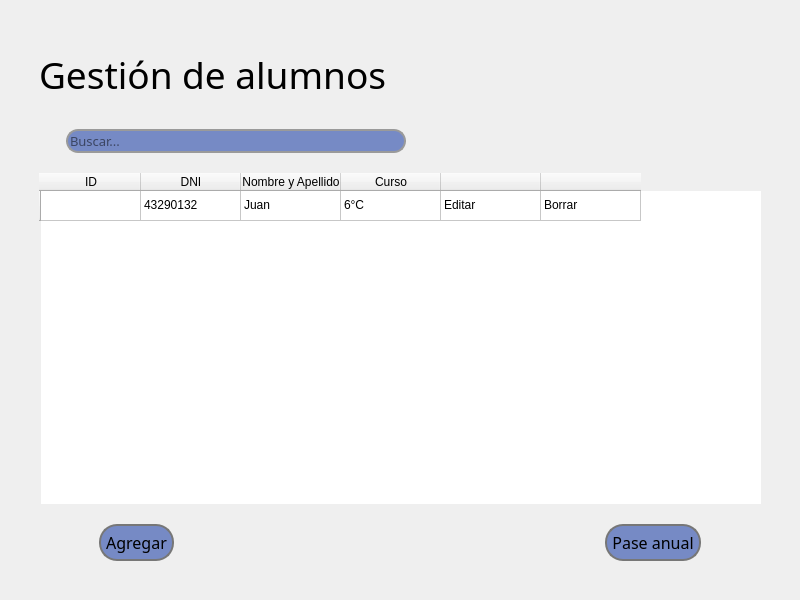
Above: blustock/UIs/Gestion_alumnos.ui from MaxAPBusiness/Blustock before the change. Below: the same form after it.
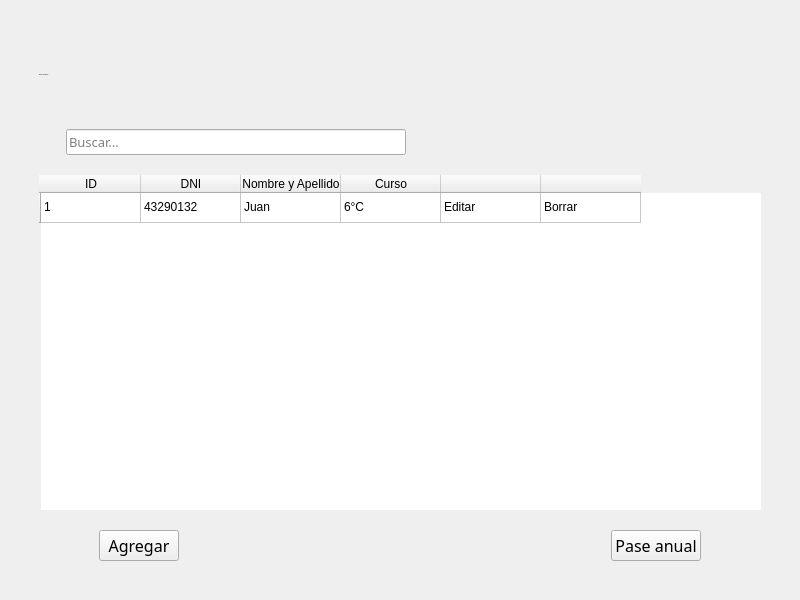
That is the form after the change. Icons and pictures are not drawn.

Patch:
```diff
--- a/blustock/UIs/Gestion_alumnos.ui
+++ b/blustock/UIs/Gestion_alumnos.ui
@@ -13,6 +13,123 @@
   <property name="windowTitle">
    <string>MainWindow</string>
   </property>
+  <property name="styleSheet">
+   <string notr="true">@import url('https://fonts.googleapis.com/css2?family=Oswald:wght@200;400;700&amp;display=swap');
+
+*{
+    font-family: 'Raleway-blod';
+    font-weight: 400;
+}
+
+QMenuBar{
+
+    background-color: #293045;
+    padding: 0;    
+    text-transform: capitalize;
+    font-size: 14px;
+    color:white;
+    display: flex;
+    flex-direction: column;
+
+}
+
+QMenuBar:item{
+    padding: 17px;
+    border-radius: 10px;
+
+}
+
+QMenuBar:item:selected{
+    background-color: #768AC5;
+    color:black;
+    border-radius: 5px;
+    margin: 10px;
+    
+    
+
+}
+
+QMenu{
+    background-color: #293045;
+
+    color: white;
+}
+
+QMenu:item{
+    padding: 5px;
+    border-radius: 5px;
+}
+
+QMenu:item:selected{
+    background-color: #768AC5;
+    color:white;
+
+}
+Qmenu#icon{
+   icon:size 40px; 
+    
+}
+
+
+QRadioButton:indicator{
+    border-style: solid;
+    border-color:  #293045;
+    border-radius: 6%;
+    border-width:  2px;
+    background-color: #BABFCE;
+}
+QRadioButton::indicator:checked{
+    background-color: #768AC5;
+}
+
+#label{
+    font-size: 20px;
+}
+
+QLineEdit{
+    border-radius: 5px;
+    background-color: #BABFCE;
+    
+}
+
+#title{
+    width: 100px;
+    height: 200px;
+}
+
+
+
+QPushButton{
+    border-color:#293045;
+    border-style: solid;
+    border-width: 1px;
+    border-radius: 5px;
+    background-color: #BABFCE;
+    color:#293045;
+
+}
+QPushButton:hover{
+    background-color:#768AC5;
+    color:aliceblue;
+}
+QPushButton:pressed {
+    background-color: #293045;
+
+}
+
+#pushButton_5{
+    padding: 10px;
+    background-color: #768AC5;
+    border-radius: 15%;
+}
+
+#pushButton,#pushButton_2,#pushButton_3{
+    width: 85px;
+    height: 30px;
+}
+
+</string>
+  </property>
   <widget class="QWidget" name="centralwidget">
    <layout class="QGridLayout" name="gridLayout_2">
     <item row="0" column="0">
@@ -48,8 +165,9 @@
         </property>
         <property name="font">
          <font>
-          <family>Alata</family>
-          <pointsize>28</pointsize>
+          <family>Raleway-blod</family>
+          <pointsize>-1</pointsize>
+          <bold>false</bold>
          </font>
         </property>
         <property name="text">
@@ -91,14 +209,13 @@
           </property>
           <property name="font">
            <font>
-            <family>Alata</family>
+            <family>Raleway-blod</family>
             <pointsize>10</pointsize>
+            <bold>false</bold>
            </font>
           </property>
           <property name="styleSheet">
-           <string notr="true">background-color: #768ac5;
-border-radius: 12px;
-border: 2px solid rgb(154, 154, 154);</string>
+           <string notr="true"/>
           </property>
           <property name="placeholderText">
            <string>Buscar...</string>
@@ -172,6 +289,11 @@
           <string/>
          </property>
         </column>
+        <item row="0" column="0">
+         <property name="text">
+          <string>1</string>
+         </property>
+        </item>
         <item row="0" column="1">
          <property name="text">
           <string>43290132</string>
@@ -211,15 +333,13 @@
          <widget class="QPushButton" name="pushButton_2">
           <property name="font">
            <font>
-            <family>Alata</family>
+            <family>Raleway-blod</family>
             <pointsize>12</pointsize>
+            <bold>false</bold>
            </font>
           </property>
           <property name="styleSheet">
-           <string notr="true">border: 2px solid rgb(119, 119, 119);
-padding: 5px;
-border-radius: 18px;
-background-color: #768ac5;</string>
+           <string notr="true"/>
           </property>
           <property name="text">
            <string>Agregar</string>
@@ -243,15 +363,13 @@
          <widget class="QPushButton" name="pushButton">
           <property name="font">
            <font>
-            <family>Alata</family>
+            <family>Raleway-blod</family>
             <pointsize>12</pointsize>
+            <bold>false</bold>
            </font>
           </property>
           <property name="styleSheet">
-           <string notr="true">border: 2px solid rgb(119, 119, 119);
-padding: 5px;
-border-radius: 18px;
-background-color: #768ac5;</string>
+           <string notr="true"/>
           </property>
           <property name="text">
            <string>Pase anual</string>
```
